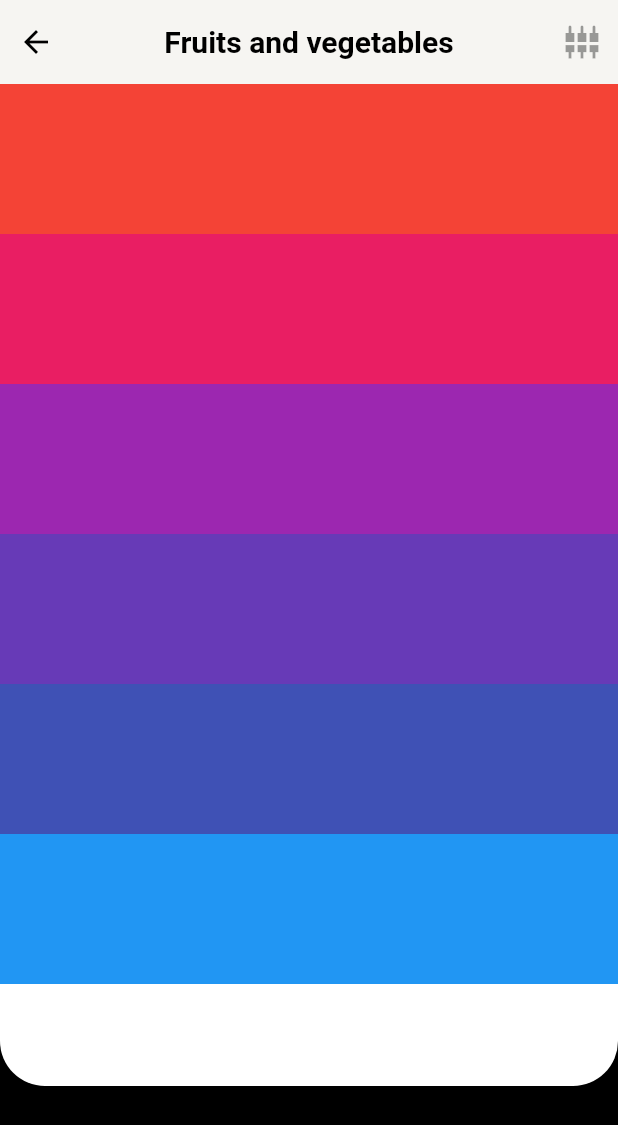
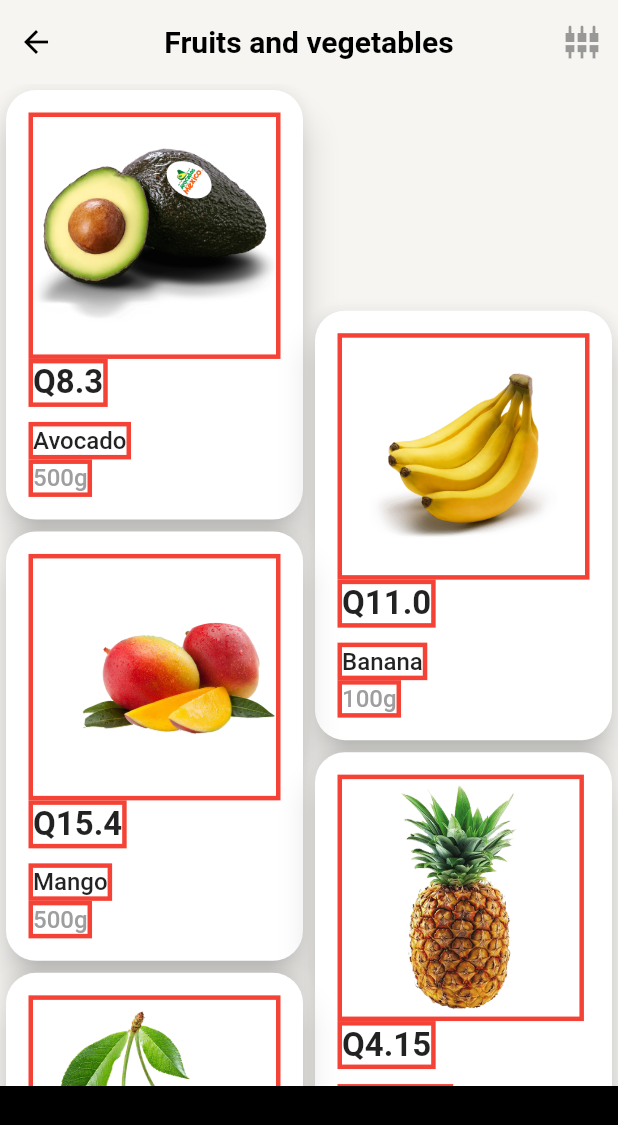
Before and after one commit to thevoidloop/grocery_store, a Flutter app: the screen it shows after launch, on a phone screen of 412 x 824 dp. Shown: the top 1125 px of the screen. Run offline on Flutter 3.47's test engine with Material 2 defaults, Android fonts, the phone set to English and light mode, and no system bars.

Commit message:
se implementaron tarjetas con vista dual

```diff
--- /dev/null
+++ b/lib/custom/staggered_dual_view_custom.dart
@@ -0,0 +1,60 @@
+import 'package:flutter/material.dart';
+
+class StaggeredDualView extends StatelessWidget {
+  const StaggeredDualView(
+      {Key? key,
+      required this.itemBuilder,
+      required this.itemCount,
+      this.spacing = 0.0,
+      this.aspectRation = 0.5})
+      : super(key: key);
+
+  final IndexedWidgetBuilder itemBuilder;
+  final int itemCount;
+  final double spacing;
+  final double aspectRation;
+
+  @override
+  Widget build(BuildContext context) {
+    return LayoutBuilder(builder: (context, constraints) {
+      final width = constraints.maxWidth;
+      final itemHeight = (width * 0.5) / aspectRation;
+      final height = constraints.maxHeight + itemHeight;
+
+      return OverflowBox(
+        maxHeight: height,
+        minHeight: height,
+        maxWidth: width,
+        minWidth: width,
+        child: GridView.builder(
+            padding: EdgeInsets.only(top: itemHeight * 0.5, bottom: itemHeight),
+            itemCount: itemCount,
+            gridDelegate: SliverGridDelegateWithFixedCrossAxisCount(
+                crossAxisCount: 2,
+                childAspectRatio: aspectRation,
+                crossAxisSpacing: spacing,
+                mainAxisSpacing: spacing),
+            itemBuilder: (context, index) {
+              return Transform.translate(
+                offset: Offset(0.0, index.isOdd ? (itemHeight * 0.5) : 0.0),
+                child: itemBuilder(context, index),
+              );
+            }),
+      );
+    });
+  }
+}
+
+class Enmarcar extends StatelessWidget {
+  final Widget child;
+  const Enmarcar({Key? key, required this.child}) : super(key: key);
+
+  @override
+  Widget build(BuildContext context) {
+    return Container(
+      decoration:
+          BoxDecoration(border: Border.all(width: 3, color: Colors.red)),
+      child: child,
+    );
+  }
+}
--- a/lib/data/products_data.dart
+++ b/lib/data/products_data.dart
@@ -18,41 +18,41 @@ const groceryProducts = <GroceryProduct>[
       name: 'Avocado',
       description:
           'Consectetur sunt officia est excepteur. Nostrud laboris officia non occaecat reprehenderit ullamco ex laborum voluptate adipisicing. Ullamco dolor elit Lorem consequat voluptate ut qui id. Do voluptate aliqua veniam amet cupidatat velit laboris sunt. Fugiat tempor sint anim veniam ullamco enim ad veniam ipsum.',
-      image: '',
+      image: 'assets/1.png',
       weight: '500g'),
   GroceryProduct(
       price: 11.00,
       name: 'Banana',
       description:
           'Minim reprehenderit eu magna officia. Do nostrud ad occaecat incididunt sit pariatur aliquip consequat nisi enim do anim nostrud irure. Pariatur labore id quis fugiat. Officia eiusmod minim cupidatat reprehenderit qui commodo elit esse. Proident laboris tempor quis qui quis laborum ad excepteur amet labore est. Voluptate duis cillum consequat velit cillum non exercitation consequat.',
-      image: '',
+      image: 'assets/2.png',
       weight: '100g'),
   GroceryProduct(
       price: 15.40,
       name: 'Mango',
       description:
           'Anim aliqua id anim fugiat minim dolor elit magna sint Lorem sit tempor nisi reprehenderit. Duis ex pariatur eu adipisicing commodo nulla aliqua et mollit deserunt. Ipsum cupidatat sunt laboris esse veniam esse elit sint consequat sint. Elit laborum eiusmod ex officia consequat ea veniam qui duis dolor ullamco veniam anim amet.',
-      image: '',
+      image: 'assets/4.png',
       weight: '500g'),
   GroceryProduct(
       price: 4.15,
       name: 'Pineapple',
       description:
           'Consectetur do cillum anim magna esse culpa sint excepteur cupidatat. Dolor nulla magna pariatur sint ullamco cupidatat exercitation. Ullamco commodo veniam sit deserunt laborum labore esse esse veniam consectetur et aute aute. Nulla voluptate ea nulla dolore elit nulla eu elit id. Esse amet excepteur laboris aliqua eiusmod fugiat laborum laborum magna dolore in. In occaecat aute laborum occaecat consectetur. Est elit aute tempor dolor labore enim sunt excepteur adipisicing id anim aliqua.',
-      image: '',
+      image: 'assets/6.png',
       weight: '1000g'),
   GroceryProduct(
       price: 24.5,
       name: 'Cherry',
       description:
           'Ex cillum tempor proident cupidatat aliquip. Ipsum enim eiusmod consectetur adipisicing incididunt labore magna. Dolor aute pariatur laborum aliquip. Consectetur dolore labore aute incididunt mollit adipisicing. Incididunt esse nulla ipsum non elit culpa proident minim occaecat.',
-      image: '',
+      image: 'assets/3.png',
       weight: '500g'),
   GroceryProduct(
       price: 18.30,
       name: 'Orange',
       description:
           'Sint ea adipisicing anim consectetur amet ullamco do reprehenderit duis excepteur amet pariatur cupidatat. Laboris aliqua amet consequat voluptate officia cupidatat nisi nostrud consectetur culpa mollit id. Qui labore adipisicing nulla ipsum et sit commodo nostrud consectetur. Eu irure cupidatat dolore pariatur sunt pariatur. Id nulla esse proident culpa amet sint. Adipisicing sit veniam officia eu exercitation nulla esse mollit sunt quis ea quis. Elit ut id reprehenderit eu excepteur eu.',
-      image: '',
+      image: 'assets/5.png',
       weight: '1000g')
 ];
--- a/lib/screens/grocery_list_screen.dart
+++ b/lib/screens/grocery_list_screen.dart
@@ -1,6 +1,8 @@
 import 'package:flutter/material.dart';
 import 'package:grocery_store/data/grocery_provider.dart';
 import 'package:grocery_store/screens/home_screen.dart';
+
+import '../custom/staggered_dual_view_custom.dart';
 
 class GroceryStoreList extends StatelessWidget {
   const GroceryStoreList({Key? key}) : super(key: key);
@@ -9,6 +11,63 @@ class GroceryStoreList extends StatelessWidget {
   Widget build(BuildContext context) {
     final bloc = GroceryProvider.of(context)?.bloc;
 
+    return Container(
+      color: backgroundColor,
+      padding: const EdgeInsets.only(top: cartBarHeight),
+      child: StaggeredDualView(
+          aspectRation: 0.7,
+          itemBuilder: (context, index) {
+            final product = bloc!.catalog[index];
+            return Card(
+              shape: RoundedRectangleBorder(
+                  borderRadius: BorderRadius.circular(20)),
+              elevation: 10,
+              child: Padding(
+                padding: const EdgeInsets.all(15.0),
+                child: Column(
+                  crossAxisAlignment: CrossAxisAlignment.start,
+                  children: [
+                    Expanded(
+                      child: Enmarcar(
+                          child: Image.asset(
+                        product.image,
+                        fit: BoxFit.contain,
+                      )),
+                    ),
+                    Enmarcar(
+                        child: Text(
+                      'Q${product.price}',
+                      textAlign: TextAlign.right,
+                      style: const TextStyle(
+                          fontWeight: FontWeight.bold, fontSize: 22),
+                    )),
+                    const SizedBox(
+                      height: 10,
+                    ),
+                    Enmarcar(
+                        child: Text(
+                      product.name,
+                      textAlign: TextAlign.right,
+                      style: const TextStyle(
+                          fontWeight: FontWeight.w500, fontSize: 16),
+                    )),
+                    Enmarcar(
+                        child: Text(
+                      product.weight,
+                      textAlign: TextAlign.right,
+                      style: const TextStyle(
+                          fontWeight: FontWeight.w500,
+                          fontSize: 16,
+                          color: Colors.grey),
+                    ))
+                  ],
+                ),
+              ),
+            );
+          },
+          itemCount: bloc!.catalog.length),
+    );
+/*
     return ListView.builder(
         padding: const EdgeInsets.only(top: cartBarHeight),
         itemCount: bloc?.catalog.length,
@@ -19,5 +78,6 @@ class GroceryStoreList extends StatelessWidget {
             color: Colors.primaries[index % Colors.primaries.length],
           );
         });
+*/
   }
 }
--- a/lib/screens/home_screen.dart
+++ b/lib/screens/home_screen.dart
@@ -3,7 +3,7 @@ import 'package:grocery_store/block.dart';
 import 'package:grocery_store/data/grocery_provider.dart';
 import 'package:grocery_store/screens/grocery_list_screen.dart';
 
-const _backgroundColor = Color(0xFFF6F5F2);
+const backgroundColor = Color(0xFFF6F5F2);
 const cartBarHeight = 100.0;
 const _panelTransition = Duration(milliseconds: 500);
 
@@ -99,7 +99,7 @@ class _AppBarGrocery extends StatelessWidget {
   Widget build(BuildContext context) {
     return Container(
       height: kToolbarHeight,
-      color: _backgroundColor,
+      color: backgroundColor,
       child: Row(
         children: const [
           BackButton(
--- a/pubspec.yaml
+++ b/pubspec.yaml
@@ -58,7 +58,8 @@ flutter:
   uses-material-design: true
 
   # To add assets to your application, add an assets section, like this:
-  # assets:
+  assets:
+    - assets/
   #   - images/a_dot_burr.jpeg
   #   - images/a_dot_ham.jpeg
 
```
Also changed, not shown: assets/1.png (added), assets/2.png (added), assets/3.png (added), assets/4.png (added), assets/5.png (added), assets/6.png (added).
